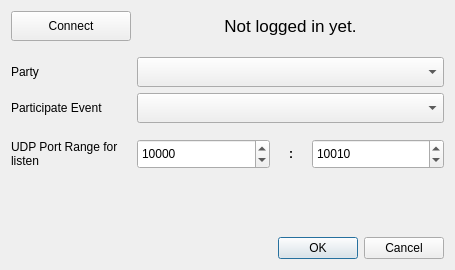
This is src/UI/settings-dialog.ui in OPENSPHERE-Inc/src-link as Qt 5 draws it before an edit. The edited form follows.
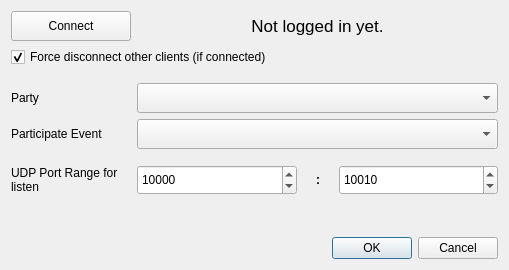
This is the edited form.

Commit message: - Refactoring - Implement screenshot uploader. - Improve API client behavior. (FIx stuck bug) - Introduce "force connection"

The edit to the form file:
```diff
--- a/src/UI/settings-dialog.ui
+++ b/src/UI/settings-dialog.ui
@@ -6,7 +6,7 @@
    <rect>
     <x>0</x>
     <y>0</y>
-    <width>455</width>
+    <width>509</width>
     <height>270</height>
    </rect>
   </property>
@@ -52,6 +52,16 @@
      </item>
     </layout>
    </item>
+   <item>
+    <widget class="QCheckBox" name="forceConnectionCheckBox">
+     <property name="text">
+      <string>Force disconnect other clients (if connected)</string>
+     </property>
+     <property name="checked">
+      <bool>true</bool>
+     </property>
+    </widget>
+   </item>
    <item>
     <spacer name="spacer1">
      <property name="orientation">
@@ -110,7 +120,7 @@
         </size>
        </property>
        <property name="placeholderText">
-        <string/>
+        <string>No parties</string>
        </property>
       </widget>
      </item>
@@ -155,7 +165,7 @@
         </size>
        </property>
        <property name="placeholderText">
-        <string>SelectPartyFirst</string>
+        <string>Select party first</string>
        </property>
       </widget>
      </item>
```
The commit also changes 13 other files.
